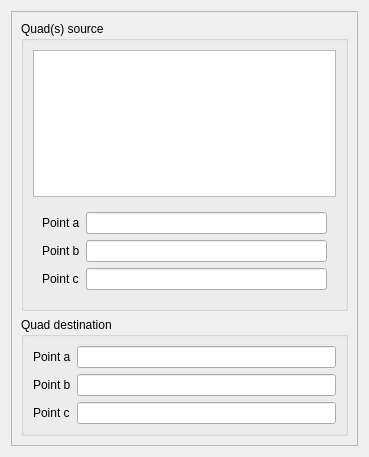
Qt form src/HEXABLOCKGUI/ReplaceHexa_QTD.ui (SalomePlatform/hexablock) before a commit.
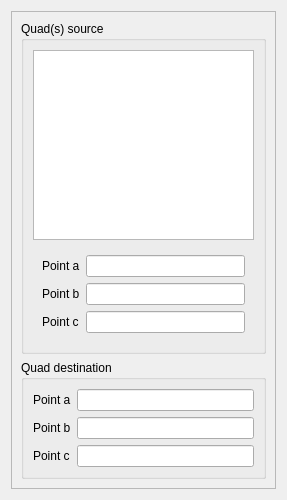
The same form after that commit.

```diff
--- a/src/HEXABLOCKGUI/ReplaceHexa_QTD.ui
+++ b/src/HEXABLOCKGUI/ReplaceHexa_QTD.ui
@@ -6,13 +6,13 @@
    <rect>
     <x>0</x>
     <y>0</y>
-    <width>369</width>
-    <height>457</height>
+    <width>287</width>
+    <height>500</height>
    </rect>
   </property>
   <property name="minimumSize">
    <size>
-    <width>0</width>
+    <width>5</width>
     <height>0</height>
    </size>
   </property>
@@ -22,6 +22,12 @@
   <layout class="QVBoxLayout" name="verticalLayout">
    <item>
     <widget class="QScrollArea" name="scrollArea">
+     <property name="sizePolicy">
+      <sizepolicy hsizetype="Preferred" vsizetype="Preferred">
+       <horstretch>0</horstretch>
+       <verstretch>0</verstretch>
+      </sizepolicy>
+     </property>
      <property name="widgetResizable">
       <bool>true</bool>
      </property>
@@ -30,8 +36,8 @@
        <rect>
         <x>0</x>
         <y>0</y>
-        <width>349</width>
-        <height>437</height>
+        <width>267</width>
+        <height>480</height>
        </rect>
       </property>
       <layout class="QVBoxLayout" name="verticalLayout_4">
@@ -69,7 +75,7 @@
           <item>
            <widget class="QWidget" name="widget" native="true">
             <property name="sizePolicy">
-             <sizepolicy hsizetype="Preferred" vsizetype="Fixed">
+             <sizepolicy hsizetype="Preferred" vsizetype="Preferred">
               <horstretch>0</horstretch>
               <verstretch>0</verstretch>
              </sizepolicy>
@@ -85,7 +91,7 @@
              <item row="0" column="1">
               <widget class="QLineEdit" name="p1_le">
                <property name="sizePolicy">
-                <sizepolicy hsizetype="Minimum" vsizetype="Fixed">
+                <sizepolicy hsizetype="Preferred" vsizetype="Fixed">
                  <horstretch>0</horstretch>
                  <verstretch>0</verstretch>
                 </sizepolicy>
@@ -111,7 +117,7 @@
              <item row="1" column="1">
               <widget class="QLineEdit" name="p2_le">
                <property name="sizePolicy">
-                <sizepolicy hsizetype="Minimum" vsizetype="Fixed">
+                <sizepolicy hsizetype="Preferred" vsizetype="Fixed">
                  <horstretch>0</horstretch>
                  <verstretch>0</verstretch>
                 </sizepolicy>
@@ -137,7 +143,7 @@
              <item row="2" column="1">
               <widget class="QLineEdit" name="p3_le">
                <property name="sizePolicy">
-                <sizepolicy hsizetype="Minimum" vsizetype="Fixed">
+                <sizepolicy hsizetype="Preferred" vsizetype="Fixed">
                  <horstretch>0</horstretch>
                  <verstretch>0</verstretch>
                 </sizepolicy>
@@ -162,7 +168,7 @@
        <item>
         <widget class="QGroupBox" name="groupBox_2">
          <property name="sizePolicy">
-          <sizepolicy hsizetype="Preferred" vsizetype="Fixed">
+          <sizepolicy hsizetype="Preferred" vsizetype="Preferred">
            <horstretch>0</horstretch>
            <verstretch>0</verstretch>
           </sizepolicy>
@@ -181,7 +187,7 @@
           <item row="0" column="1">
            <widget class="QLineEdit" name="c1_le">
             <property name="sizePolicy">
-             <sizepolicy hsizetype="Minimum" vsizetype="Fixed">
+             <sizepolicy hsizetype="Preferred" vsizetype="Fixed">
               <horstretch>0</horstretch>
               <verstretch>0</verstretch>
              </sizepolicy>
@@ -207,7 +213,7 @@
           <item row="1" column="1">
            <widget class="QLineEdit" name="c2_le">
             <property name="sizePolicy">
-             <sizepolicy hsizetype="Minimum" vsizetype="Fixed">
+             <sizepolicy hsizetype="Preferred" vsizetype="Fixed">
               <horstretch>0</horstretch>
               <verstretch>0</verstretch>
              </sizepolicy>
@@ -233,7 +239,7 @@
           <item row="2" column="1">
            <widget class="QLineEdit" name="c3_le">
             <property name="sizePolicy">
-             <sizepolicy hsizetype="Minimum" vsizetype="Fixed">
+             <sizepolicy hsizetype="Preferred" vsizetype="Fixed">
               <horstretch>0</horstretch>
               <verstretch>0</verstretch>
              </sizepolicy>
```
